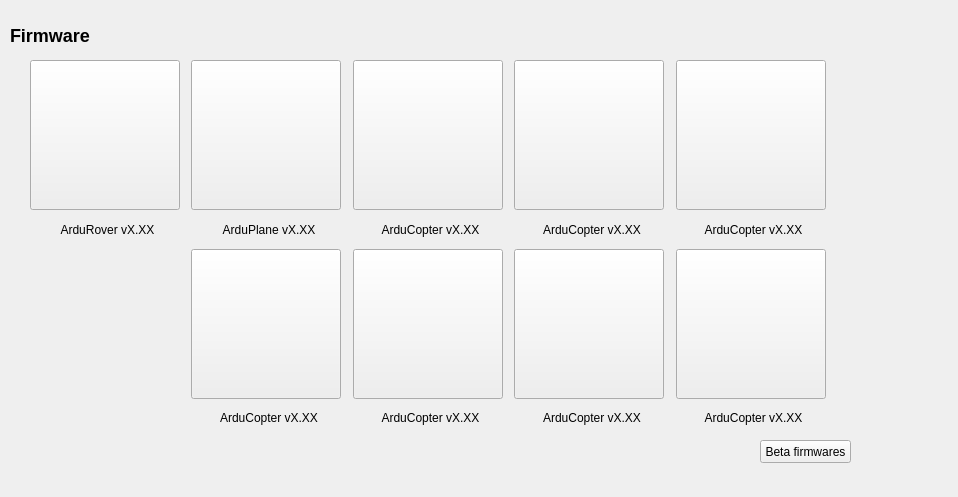
mavlink/qgroundcontrol, file src/ui/configuration/ApmFirmwareConfig.ui: the form before one commit.
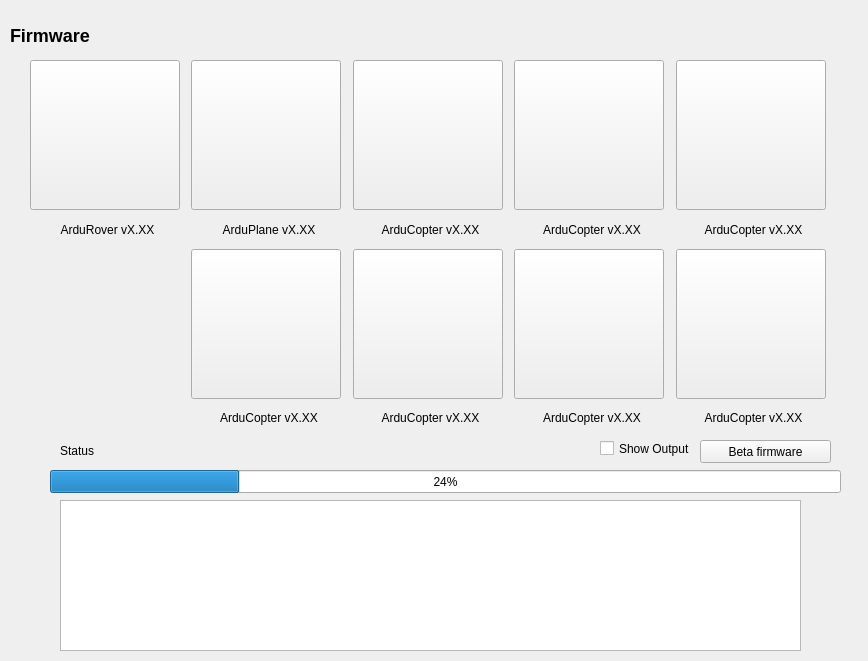
The form after the commit. Icons and pictures are not drawn.

Commit message: More changes for a better looking and functioning ApmFirmwareConfig screen

The edit to the form file:
```diff
--- a/src/ui/configuration/ApmFirmwareConfig.ui
+++ b/src/ui/configuration/ApmFirmwareConfig.ui
@@ -6,8 +6,8 @@
    <rect>
     <x>0</x>
     <y>0</y>
-    <width>958</width>
-    <height>497</height>
+    <width>868</width>
+    <height>661</height>
    </rect>
   </property>
   <property name="windowTitle">
@@ -18,7 +18,7 @@
     <rect>
      <x>10</x>
      <y>20</y>
-     <width>91</width>
+     <width>211</width>
      <height>31</height>
     </rect>
    </property>
@@ -428,14 +428,69 @@
   <widget class="QPushButton" name="betaFirmwareButton">
    <property name="geometry">
     <rect>
-     <x>760</x>
+     <x>700</x>
      <y>440</y>
-     <width>91</width>
+     <width>131</width>
      <height>23</height>
     </rect>
    </property>
    <property name="text">
-    <string>Beta firmwares</string>
+    <string>Beta firmware</string>
+   </property>
+   <property name="checkable">
+    <bool>true</bool>
+   </property>
+   <property name="checked">
+    <bool>false</bool>
+   </property>
+  </widget>
+  <widget class="QProgressBar" name="progressBar">
+   <property name="geometry">
+    <rect>
+     <x>50</x>
+     <y>470</y>
+     <width>791</width>
+     <height>23</height>
+    </rect>
+   </property>
+   <property name="value">
+    <number>24</number>
+   </property>
+  </widget>
+  <widget class="QTextBrowser" name="textBrowser">
+   <property name="geometry">
+    <rect>
+     <x>60</x>
+     <y>500</y>
+     <width>741</width>
+     <height>151</height>
+    </rect>
+   </property>
+  </widget>
+  <widget class="QCheckBox" name="showOutputCheckBox">
+   <property name="geometry">
+    <rect>
+     <x>600</x>
+     <y>440</y>
+     <width>101</width>
+     <height>17</height>
+    </rect>
+   </property>
+   <property name="text">
+    <string>Show Output</string>
+   </property>
+  </widget>
+  <widget class="QLabel" name="statusLabel">
+   <property name="geometry">
+    <rect>
+     <x>60</x>
+     <y>440</y>
+     <width>141</width>
+     <height>21</height>
+    </rect>
+   </property>
+   <property name="text">
+    <string>Status</string>
    </property>
   </widget>
  </widget>
```
The commit also changes 6 other files.
